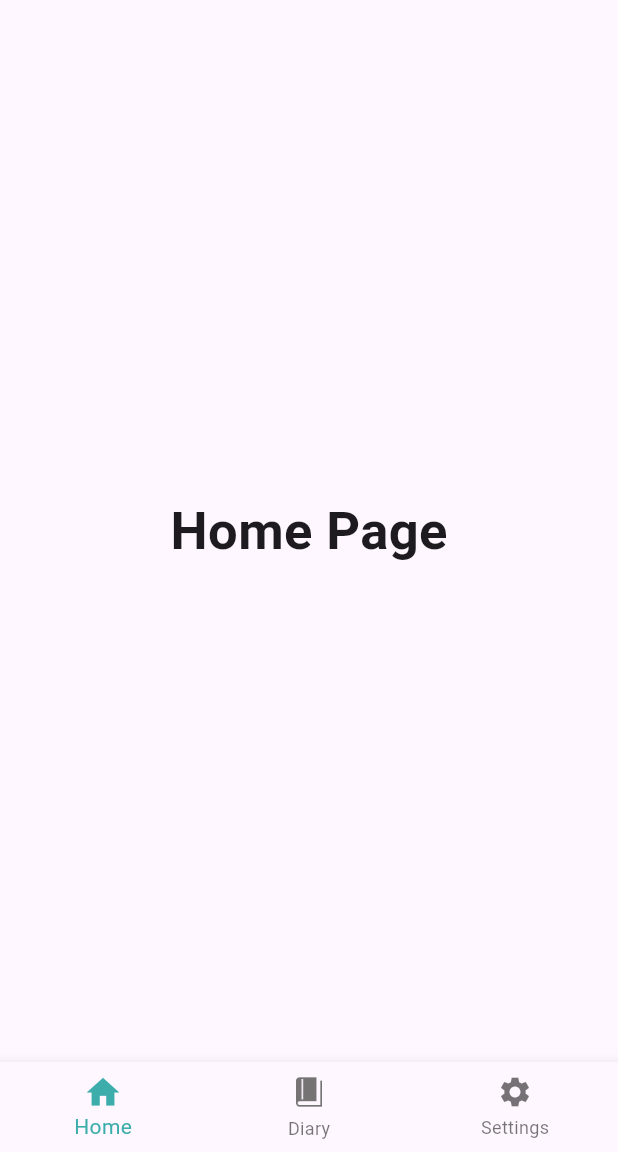
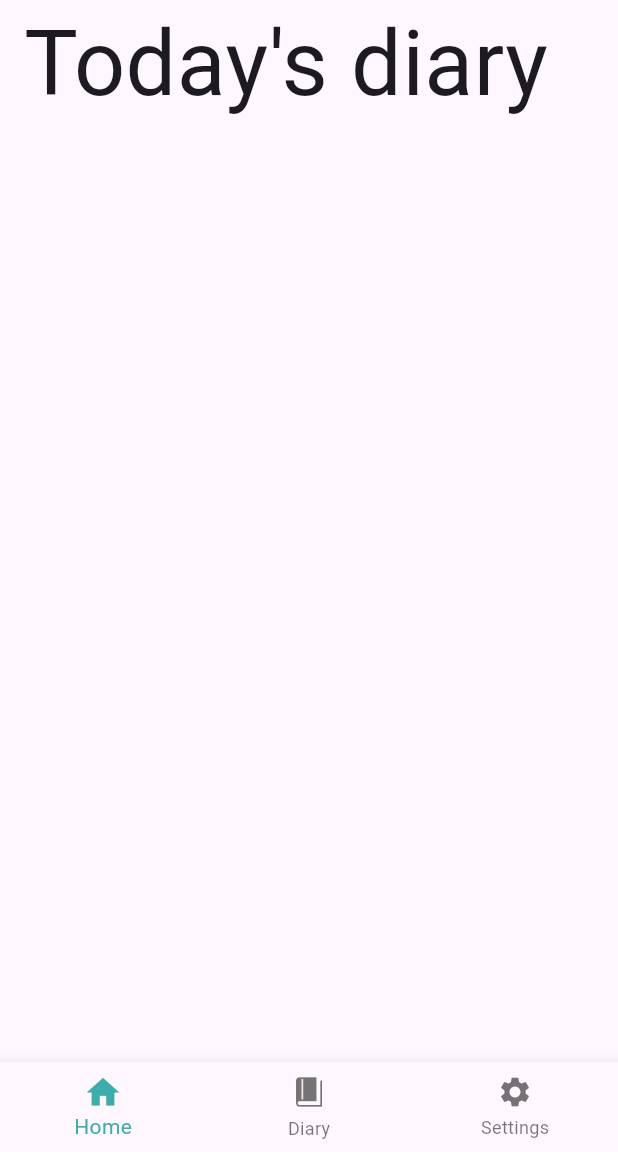
Before and after one commit to Solution-Challenge-stress-solution/FrontEnd, a Flutter app: the MyHomePage screen opened directly with empty values, on a phone screen of 412 x 824 dp, the part 84-1236 px from its top. Run offline on Flutter 3.47's test engine with Material 3 defaults, Android fonts, the phone set to English and light mode, and no system bars; our stand-ins replace flutter_local_notifications, google_sign_in, shared_preferences, table_calendar, timezone; missing offline and left inert: flutter_facebook_auth, kakao_flutter_sdk_user; accounts and stored records are empty; Roboto replaces fonts that are missing (Dongle, NanumGothic).

Commit message:
feat: HomePage

```diff
--- a/lib/main.dart
+++ b/lib/main.dart
@@ -2,6 +2,7 @@ import 'package:flutter/material.dart';
 import 'package:kakao_flutter_sdk_user/kakao_flutter_sdk_user.dart';
 import 'package:intl/date_symbol_data_local.dart';
 import 'package:strecording/pages/welcome_screen.dart';
+import 'package:strecording/pages/home_page.dart';
 import 'package:strecording/pages/diary_page.dart';
 import 'package:strecording/pages/setting_page.dart';
 
@@ -52,9 +53,8 @@ class _MyHomePageState extends State<MyHomePage> {
   int _selectedIndex = 0;
 
   late final List<Widget> _widgetOptions = <Widget>[
-    const Text('Home Page',
-        style: TextStyle(fontSize: 35, fontWeight: FontWeight.bold)),
-    DiaryPage(),
+    const HomePage(),
+    const DiaryPage(),
     SettingPage(
         email: widget.email, name: widget.name, profileImg: widget.profileImg),
   ];
--- /dev/null
+++ b/lib/pages/home_page.dart
@@ -0,0 +1,30 @@
+import 'package:flutter/material.dart';
+
+class HomePage extends StatefulWidget {
+  const HomePage({super.key});
+
+  @override
+  State<HomePage> createState() => _HomePageState();
+}
+
+class _HomePageState extends State<HomePage> {
+  @override
+  Widget build(BuildContext context) {
+    return const Scaffold(
+      body: Padding(
+        padding: EdgeInsets.symmetric(horizontal: 16),
+        child: Column(
+          crossAxisAlignment: CrossAxisAlignment.start,
+          children: <Widget>[
+            Text("Today's diary",
+                style: TextStyle(
+                  fontFamily: 'Dongle',
+                  fontWeight: FontWeight.normal,
+                  fontSize: 60,
+                )),
+          ],
+        ),
+      ),
+    );
+  }
+}
```
